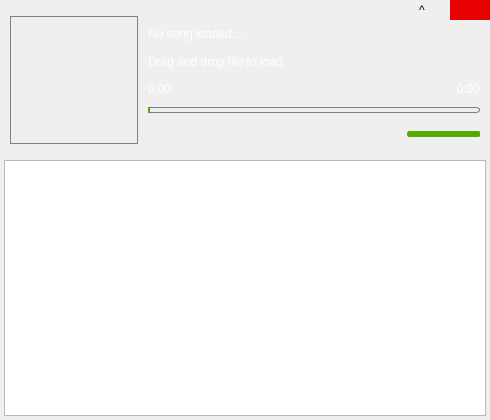
Qt form mainwindow.ui (BLumia/pineapple-music) before a commit.
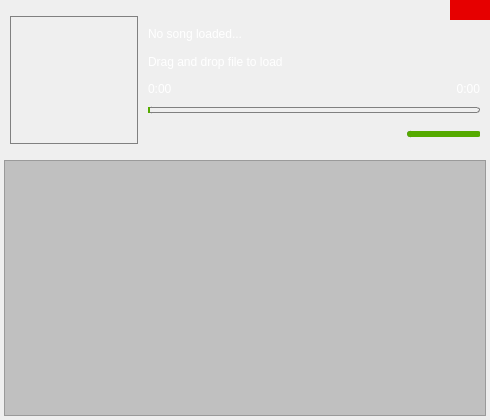
The same form after that commit. Icons and pictures are not drawn. Custom widgets are drawn as their Qt base class.

Commit message: feat(UI): add skin support

The edit to the form file:
```diff
--- a/mainwindow.ui
+++ b/mainwindow.ui
@@ -101,6 +101,12 @@
 
 QLabel#coverLabel {
 	border: 1px solid grey;
+}
+
+/****** ListView ******/
+
+QListView {
+	background: rgba(0, 0, 0, 50);
 }</string>
   </property>
   <property name="locale">
@@ -228,7 +234,17 @@
               </size>
              </property>
              <property name="text">
-              <string>^</string>
+              <string/>
+             </property>
+             <property name="icon">
+              <iconset resource="resources.qrc">
+               <normaloff>:/icons/icons/skin.png</normaloff>:/icons/icons/skin.png</iconset>
+             </property>
+             <property name="iconSize">
+              <size>
+               <width>24</width>
+               <height>24</height>
+              </size>
              </property>
             </widget>
            </item>
```
Left out of the diff: 6 changed lines with no effect on the pictures. The commit also changes 4 other files.
